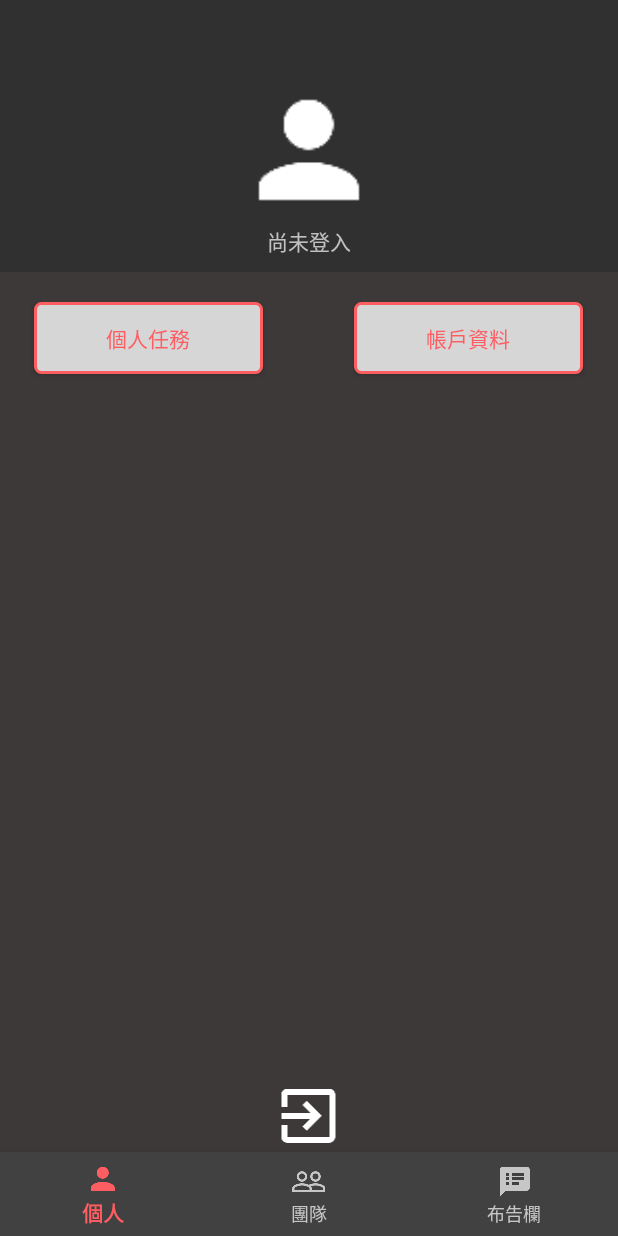
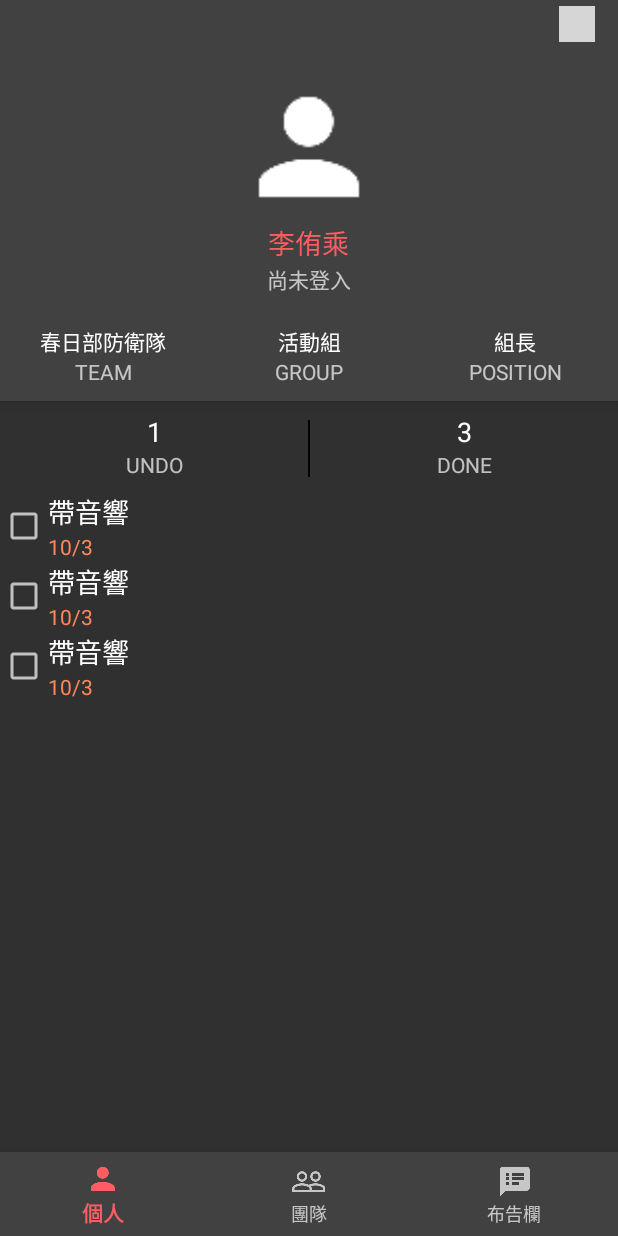
Before and after one commit to kmgs4524/ProjectCraft, an Android app: the screen it shows after launch (MainActivity), on a phone screen of 412 x 824 dp. Run offline under Robolectric (Android 15) with nearby library versions, the phone set to English and light mode, and no system bars; our stand-ins replace ButterKnife, CircleImageView, Firebase (no records; nobody signed in at launch, a user with empty details on screens opened directly), Picasso; grey boxes are pictures that could not be loaded.

Commit message:
Finish Expand/Collapse Animation of RecyclerView item in PersonalsFragment

```diff
--- /dev/null
+++ b/app/src/main/java/com/example/york/teamcraft/personalsfragment/view/PersonalTaskAdapter.java
@@ -0,0 +1,62 @@
+package com.example.york.teamcraft.personalsfragment.view;
+
+import android.content.Context;
+import android.support.transition.TransitionManager;
+import android.support.v7.widget.RecyclerView;
+import android.view.LayoutInflater;
+import android.view.View;
+import android.view.ViewGroup;
+
+import com.example.york.teamcraft.R;
+import com.example.york.teamcraft.taskfragment.model.ContentTask;
+
+import java.util.ArrayList;
+
+/**
+ * Created by York on 2017/11/17.
+ */
+
+public class PersonalTaskAdapter extends RecyclerView.Adapter<PersonalTaskHolder>{
+    private RecyclerView recyclerView;
+    private Context context;
+    private ArrayList<ContentTask> dataList;
+    int expandedPosition = -1;
+
+    public PersonalTaskAdapter(Context context, RecyclerView view, ArrayList<ContentTask> list) {
+        this.context = context;
+        this.recyclerView = view;
+        this.dataList = list;
+    }
+
+    @Override
+    public PersonalTaskHolder onCreateViewHolder(ViewGroup parent, int viewType) {
+        View view = LayoutInflater.from(context).inflate(R.layout.recycler_view_personal_task, null);
+        PersonalTaskHolder holder = new PersonalTaskHolder(view);
+
+        return holder;
+    }
+
+    @Override
+    public void onBindViewHolder(PersonalTaskHolder holder, final int position) {
+        holder.setTxtTitle(dataList.get(position).getTopic());
+        holder.setTxtDate(dataList.get(position).getDate());
+        holder.setTxtContent(dataList.get(position).getContent());
+
+        final boolean isExpanded = position == expandedPosition;
+        holder.getTxtContent().setVisibility(isExpanded? View.VISIBLE: View.GONE);
+        holder.itemView.setActivated(isExpanded);
+        holder.itemView.setOnClickListener(new View.OnClickListener() {
+            @Override
+            public void onClick(View v) {
+                expandedPosition = isExpanded? -1: position;
+                TransitionManager.beginDelayedTransition(recyclerView);
+                notifyDataSetChanged();
+            }
+        });
+    }
+
+    @Override
+    public int getItemCount() {
+        return dataList.size();
+    }
+}
--- /dev/null
+++ b/app/src/main/java/com/example/york/teamcraft/personalsfragment/view/PersonalTaskHolder.java
@@ -0,0 +1,54 @@
+package com.example.york.teamcraft.personalsfragment.view;
+
+import android.support.v7.widget.RecyclerView;
+import android.view.View;
+import android.widget.CheckBox;
+import android.widget.TextView;
+
+import com.example.york.teamcraft.R;
+
+/**
+ * Created by York on 2017/11/17.
+ */
+
+public class PersonalTaskHolder extends RecyclerView.ViewHolder{
+    private TextView txtTitle;
+    private TextView txtDate;
+    private TextView txtContent;
+    private CheckBox checkBox;
+
+    public PersonalTaskHolder(View itemView) {
+        super(itemView);
+        txtTitle = (TextView)itemView.findViewById(R.id.txt_personal_task_title);
+        txtDate = (TextView) itemView.findViewById(R.id.txt_personal_task_date);
+        txtContent = (TextView) itemView.findViewById(R.id.txt_personal_task_content);
+    }
+
+    public void setTxtTitle(String title) {
+        this.txtTitle.setText(title);
+    }
+
+    public void setTxtDate(String date) {
+        this.txtDate.setText(date);
+    }
+
+    public void setTxtContent(String content) {
+        this.txtContent.setText(content);
+    }
+
+    public TextView getTxtTitle() {
+        return txtTitle;
+    }
+
+    public TextView getTxtDate() {
+        return txtDate;
+    }
+
+    public TextView getTxtContent() {
+        return txtContent;
+    }
+
+    public CheckBox getCheckBox() {
+        return checkBox;
+    }
+}
--- a/app/src/main/java/com/example/york/teamcraft/personalsfragment/view/PersonalsFragment.java
+++ b/app/src/main/java/com/example/york/teamcraft/personalsfragment/view/PersonalsFragment.java
@@ -6,6 +6,8 @@ import android.graphics.Bitmap;
 import android.graphics.drawable.BitmapDrawable;
 import android.os.Bundle;
 import android.support.v4.app.Fragment;
+import android.support.v7.widget.LinearLayoutManager;
+import android.support.v7.widget.RecyclerView;
 import android.view.LayoutInflater;
 import android.view.View;
 import android.view.ViewGroup;
@@ -18,7 +20,10 @@ import com.example.york.teamcraft.login.view.SignInActivity;
 import com.example.york.teamcraft.personalsfragment.viewmodel.SetPersonalData;
 import com.example.york.teamcraft.personalsfragment.viewmodel.SignIn;
 import com.example.york.teamcraft.personalsmanage.view.PersonalTasksActivity;
+import com.example.york.teamcraft.taskfragment.model.ContentTask;
 import com.squareup.picasso.Picasso;
+
+import java.util.ArrayList;
 
 import butterknife.BindView;
 import butterknife.ButterKnife;
@@ -29,8 +34,14 @@ import de.hdodenhof.circleimageview.CircleImageView;
  * A simple {@link Fragment} subclass.
  */
 public class PersonalsFragment extends Fragment implements PersonalsView{
+    // view
     @BindView(R.id.cir_img_personals) CircleImageView cirImgPersonals;
     @BindView(R.id.txt_personal_email) TextView txtEmail;
+    @BindView(R.id.recycler_view_personal_task)
+    RecyclerView recyclerViewPersonalTask;
+    private RecyclerView.LayoutManager layoutManager;
+    private PersonalTaskAdapter adapter;
+    // view model
     private SetPersonalData setPersonalData;
 
     public static PersonalsFragment newInstance() {
@@ -55,13 +66,18 @@ public class PersonalsFragment extends Fragment implements PersonalsView{
         setPersonalData = new SetPersonalData(this);
         setPersonalData.setData();
 
+        initRecyclerView();
         return view;
     }
 
     public void setCirImgPersonals(String imageUrl) {
-        Picasso.with(getContext())
-                .load(imageUrl)
-                .into(cirImgPersonals);
+        try {
+            Picasso.with(getContext())
+                    .load(imageUrl)
+                    .into(cirImgPersonals);
+        } catch (IllegalArgumentException e) {
+            e.printStackTrace();
+        }
     }
 
     @Override
@@ -77,28 +93,21 @@ public class PersonalsFragment extends Fragment implements PersonalsView{
     }
 
     @Override
+    public void initRecyclerView() {
+        ArrayList<ContentTask> list = new ArrayList<>();
+        list.add(new ContentTask("1", "帶音響", "記得帶音響", "123", "李侑乘", "10/3", "2:30", "undo"));
+        list.add(new ContentTask("1", "帶音響", "記得帶音響", "123", "李侑乘", "10/3", "2:30", "undo"));
+        list.add(new ContentTask("1", "帶音響", "記得帶音響", "123", "李侑乘", "10/3", "2:30", "undo"));
+
+        layoutManager = new LinearLayoutManager(getContext());
+        adapter = new PersonalTaskAdapter(getContext(), recyclerViewPersonalTask, list);
+        recyclerViewPersonalTask.setLayoutManager(layoutManager);
+        recyclerViewPersonalTask.setAdapter(adapter);
+    }
+
+    @Override
     public void setTxtEmail(String email) {
         txtEmail.setText(email);
     }
 
-    @OnClick(R.id.btn_personal_tasks)
-    public void startPersonTaskAct() {
-        Intent intent = new Intent();
-        intent.setClass(getContext(), PersonalTasksActivity.class);
-        startActivity(intent);
-    }
-
-    @OnClick(R.id.btn_account_management)
-    public void startAccountManagAct() {
-        Intent intent = new Intent();
-        intent.setClass(getContext(), PersonalTasksActivity.class);
-        startActivity(intent);
-    }
-
-    @OnClick(R.id.img_sign_out)
-    public void signOut() {
-        SignIn signIn = new SignIn(this);
-        signIn.checkStatus();
-    }
-
 }
--- a/app/src/main/java/com/example/york/teamcraft/personalsfragment/view/PersonalsView.java
+++ b/app/src/main/java/com/example/york/teamcraft/personalsfragment/view/PersonalsView.java
@@ -9,4 +9,5 @@ public interface PersonalsView {
     public abstract void setTxtEmail(String email);
     public abstract void startSignInActivity();
     public abstract void showSignOutMesg();
+    public abstract void initRecyclerView();
 }
--- /dev/null
+++ b/app/src/main/res/drawable/item_content_background.xml
@@ -0,0 +1,7 @@
+<?xml version="1.0" encoding="utf-8"?>
+<selector xmlns:android="http://schemas.android.com/apk/res/android"
+    android:enterFadeDuration="@android:integer/config_shortAnimTime"
+    android:exitFadeDuration="@android:integer/config_shortAnimTime">
+    <item android:state_activated="true" android:textColor="@color/icons"/>
+
+</selector>
--- /dev/null
+++ b/app/src/main/res/layout/cardview_personal_task.xml
@@ -0,0 +1,8 @@
+<?xml version="1.0" encoding="utf-8"?>
+<android.support.v7.widget.CardView xmlns:android="http://schemas.android.com/apk/res/android"
+    android:layout_width="match_parent"
+    android:layout_height="80dp">
+
+
+
+</android.support.v7.widget.CardView>
--- a/app/src/main/res/layout/fragment_personals.xml
+++ b/app/src/main/res/layout/fragment_personals.xml
@@ -10,17 +10,40 @@
         android:layout_height="wrap_content"
         android:gravity="center"
         android:orientation="vertical"
-        android:paddingBottom="10dp">
+        android:paddingBottom="10dp"
+        android:elevation="4dp"
+        android:background="@color/color_background">
+
+        <ProgressBar
+            android:layout_width="wrap_content"
+            android:layout_height="wrap_content"
+            android:visibility="gone"/>
+
+        <ImageView
+            android:layout_width="24dp"
+            android:layout_height="24dp"
+            android:layout_gravity="right"
+            android:layout_marginTop="4dp"
+            android:layout_marginEnd="15dp"
+            android:src="@mipmap/ic_edit_white_24dp"/>
 
         <android.support.v4.widget.Space
             android:layout_width="match_parent"
-            android:layout_height="50dp" />
+            android:layout_height="20dp" />
 
         <de.hdodenhof.circleimageview.CircleImageView
             android:id="@+id/cir_img_personals"
             android:layout_width="100dp"
             android:layout_height="100dp"
-            android:src="@mipmap/ic_person_white_48dp"/>
+            android:src="@mipmap/ic_person_white_48dp" />
+
+        <TextView
+            android:id="@+id/txt_personal_name"
+            android:layout_width="wrap_content"
+            android:layout_height="wrap_content"
+            android:textSize="18sp"
+            android:textColor="@color/color_primary"
+            android:text="李侑乘"/>
 
         <TextView
             android:id="@+id/txt_personal_email"
@@ -28,51 +51,175 @@
             android:layout_height="wrap_content"
             android:text="尚未登入"/>
 
+        <android.support.v4.widget.Space
+            android:layout_width="wrap_content"
+            android:layout_height="20dp" />
+
+        <LinearLayout
+            android:layout_width="match_parent"
+            android:layout_height="wrap_content">
+
+            <TextView
+                android:layout_weight="1"
+                android:layout_width="0dp"
+                android:layout_height="wrap_content"
+                android:gravity="center"
+                android:textColor="@color/icons"
+                android:text="春日部防衛隊"/>
+
+            <TextView
+                android:layout_weight="1"
+                android:layout_width="0dp"
+                android:layout_height="wrap_content"
+                android:gravity="center"
+                android:textColor="@color/icons"
+                android:text="活動組"/>
+
+            <TextView
+                android:layout_weight="1"
+                android:layout_width="0dp"
+                android:layout_height="wrap_content"
+                android:gravity="center"
+                android:textColor="@color/icons"
+                android:text="組長"/>
+        </LinearLayout>
+
+        <LinearLayout
+            android:layout_width="match_parent"
+            android:layout_height="wrap_content">
+
+            <TextView
+                android:layout_weight="1"
+                android:layout_width="0dp"
+                android:layout_height="wrap_content"
+                android:gravity="center"
+                android:text="TEAM"/>
+
+            <TextView
+                android:layout_weight="1"
+                android:layout_width="0dp"
+                android:layout_height="wrap_content"
+                android:gravity="center"
+                android:text="GROUP"/>
+
+            <TextView
+                android:layout_weight="1"
+                android:layout_width="0dp"
+                android:layout_height="wrap_content"
+                android:gravity="center"
+                android:text="POSITION"/>
+        </LinearLayout>
+
     </LinearLayout>
 
     <LinearLayout
         android:layout_width="match_parent"
-        android:layout_height="match_parent"
-        android:gravity="bottom"
-        android:paddingTop="20dp"
-        android:orientation="horizontal"
-        android:background="#3D3939">
+        android:layout_height="wrap_content"
+        android:layout_marginTop="8dp">
 
-        <android.support.v4.widget.Space
-            android:layout_weight="0.15"
-            android:layout_width="0dp"
-            android:layout_height="wrap_content" />
-
-        <Button
-            android:id="@+id/btn_personal_tasks"
+        <TextView
             android:layout_weight="1"
             android:layout_width="0dp"
             android:layout_height="wrap_content"
-            android:layout_gravity="top"
-            android:text="個人任務"
-            style="@style/ButtonPersonals" />
+            android:gravity="center"
+            android:textSize="18sp"
+            android:textColor="@color/icons"
+            android:text="1"/>
 
-        <ImageView
-            android:id="@+id/img_sign_out"
-            android:layout_weight="0.4"
-            android:layout_width="0dp"
-            android:layout_height="wrap_content"
-            android:src="@mipmap/ic_exit_to_app_white_48dp"/>
+        <View
+            android:layout_width="1.5dp"
+            android:layout_height="20dp"
+            android:layout_gravity="bottom"
+            android:background="@color/md_black_1000" />
 
-        <Button
-            android:id="@+id/btn_account_management"
+        <TextView
             android:layout_weight="1"
             android:layout_width="0dp"
             android:layout_height="wrap_content"
-            android:layout_gravity="top"
-            android:text="帳戶資料"
-            style="@style/ButtonPersonals" />
-
-        <android.support.v4.widget.Space
-            android:layout_weight="0.15"
-            android:layout_width="0dp"
-            android:layout_height="wrap_content" />
+            android:gravity="center"
+            android:textSize="18sp"
+            android:textColor="@color/icons"
+            android:text="3"/>
 
     </LinearLayout>
 
+    <LinearLayout
+        android:layout_width="match_parent"
+        android:layout_height="wrap_content">
+
+        <TextView
+            android:layout_weight="1"
+            android:layout_width="0dp"
+            android:layout_height="wrap_content"
+            android:gravity="center"
+            android:text="UNDO"/>
+
+        <View
+            android:layout_width="1.5dp"
+            android:layout_height="18dp"
+            android:background="@color/md_black_1000" />
+
+        <TextView
+            android:layout_weight="1"
+            android:layout_width="0dp"
+            android:layout_height="wrap_content"
+            android:gravity="center"
+            android:text="DONE"/>
+    </LinearLayout>
+
+    <android.support.v4.widget.Space
+        android:layout_width="match_parent"
+        android:layout_height="8dp" />
+
+    <android.support.v7.widget.RecyclerView
+        android:id="@+id/recycler_view_personal_task"
+        android:layout_width="match_parent"
+        android:layout_height="wrap_content">
+    </android.support.v7.widget.RecyclerView>
+
+    <!--<LinearLayout-->
+        <!--android:layout_width="match_parent"-->
+        <!--android:layout_height="match_parent"-->
+        <!--android:gravity="bottom"-->
+        <!--android:paddingTop="20dp"-->
+        <!--android:orientation="horizontal"-->
+        <!--android:background="#3D3939">-->
+
+        <!--<android.support.v4.widget.Space-->
+            <!--android:layout_weight="0.15"-->
+            <!--android:layout_width="0dp"-->
+            <!--android:layout_height="wrap_content" />-->
+
+        <!--<Button-->
+            <!--android:id="@+id/btn_personal_tasks"-->
+            <!--android:layout_weight="1"-->
+            <!--android:layout_width="0dp"-->
+            <!--android:layout_height="wrap_content"-->
+            <!--android:layout_gravity="top"-->
+            <!--android:text="個人任務"-->
+            <!--style="@style/ButtonPersonals" />-->
+
+        <!--<ImageView-->
+            <!--android:id="@+id/img_sign_out"-->
+            <!--android:layout_weight="0.4"-->
+            <!--android:layout_width="0dp"-->
+            <!--android:layout_height="wrap_content"-->
+            <!--android:src="@mipmap/ic_exit_to_app_white_48dp"/>-->
+
+        <!--<Button-->
+            <!--android:id="@+id/btn_account_management"-->
+            <!--android:layout_weight="1"-->
+            <!--android:layout_width="0dp"-->
+            <!--android:layout_height="wrap_content"-->
+            <!--android:layout_gravity="top"-->
+            <!--android:text="帳戶資料"-->
+            <!--style="@style/ButtonPersonals" />-->
+
+        <!--<android.support.v4.widget.Space-->
+            <!--android:layout_weight="0.15"-->
+            <!--android:layout_width="0dp"-->
+            <!--android:layout_height="wrap_content" />-->
+
+    <!--</LinearLayout>-->
+
 </LinearLayout>
--- /dev/null
+++ b/app/src/main/res/layout/recycler_view_personal_task.xml
@@ -0,0 +1,38 @@
+<?xml version="1.0" encoding="utf-8"?>
+<RelativeLayout xmlns:android="http://schemas.android.com/apk/res/android"
+    android:layout_width="match_parent"
+    android:layout_height="wrap_content"
+    android:stateListAnimator="@animator/personal_task_item_content">
+
+    <CheckBox
+        android:id="@+id/checkbox_personal_task"
+        android:layout_width="wrap_content"
+        android:layout_height="wrap_content"
+        android:layout_centerVertical="true"/>
+
+    <TextView
+        android:id="@+id/txt_personal_task_title"
+        android:layout_width="wrap_content"
+        android:layout_height="wrap_content"
+        android:layout_toRightOf="@+id/checkbox_personal_task"
+        android:textSize="18sp"
+        android:textColor="@color/icons"
+        android:text="標題"/>
+
+    <TextView
+        android:id="@+id/txt_personal_task_date"
+        android:layout_width="wrap_content"
+        android:layout_height="wrap_content"
+        android:layout_toRightOf="@+id/checkbox_personal_task"
+        android:layout_below="@+id/txt_personal_task_title"
+        android:textColor="@color/color_accent"
+        android:text="00:00"/>
+
+    <TextView
+        android:id="@+id/txt_personal_task_content"
+        android:layout_width="wrap_content"
+        android:layout_height="wrap_content"
+        android:layout_below="@+id/txt_personal_task_date"
+        android:layout_toRightOf="@+id/checkbox_personal_task" />
+
+</RelativeLayout>
--- a/app/src/main/res/values/colors.xml
+++ b/app/src/main/res/values/colors.xml
@@ -3,7 +3,7 @@
     <!-- Style color -->
     <color name="color_background">#414141</color>
     <color name="color_primary">#fe5d62</color>
-    <color name="color_primaryDark">#ff875c</color>
+    <color name="color_primaryDark">#F54B4F</color>
     <color name="primary_light">#F8BBD0</color>
     <color name="color_accent">#ff875c</color>
     <color name="primary_text">#212121</color>
```
Also changed, not shown: app/src/main/res/animator/personal_task_item_content.xml (added, +17 -0 lines).
